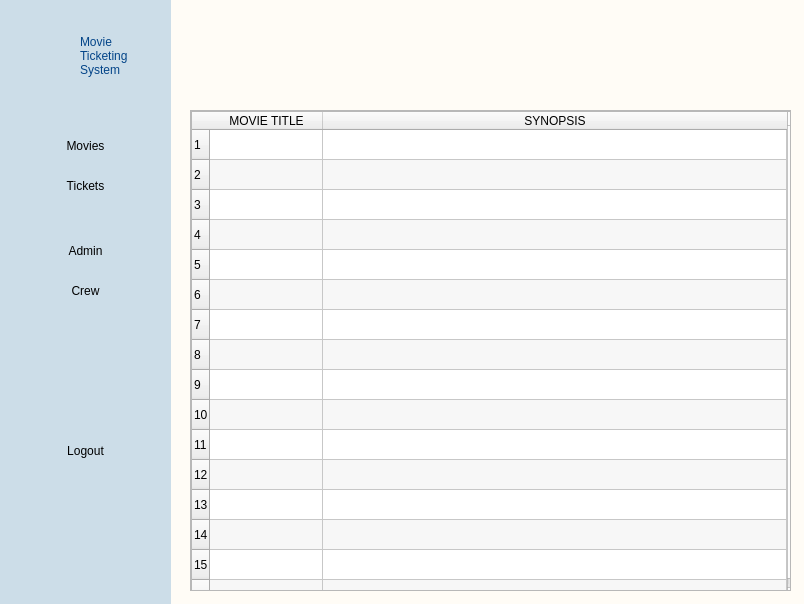
Old version of the form Ui_Files/movie_list.ui in the repository edejeed/Movie-Ticketing.
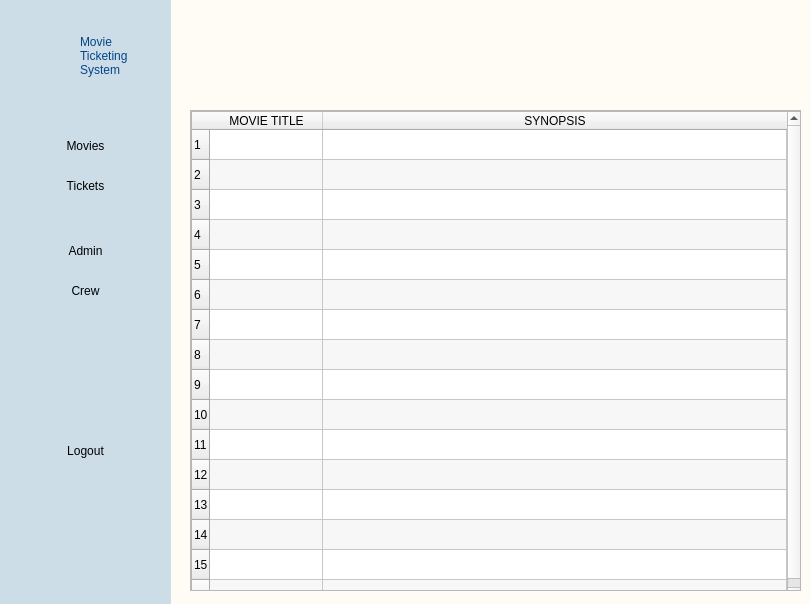
New version of the form. Icons and pictures are not drawn.

Commit message: add functionality for movielist, add edit for movies

What changed in the file:
```diff
--- a/Ui_Files/movie_list.ui
+++ b/Ui_Files/movie_list.ui
@@ -6,7 +6,7 @@
    <rect>
     <x>0</x>
     <y>0</y>
-    <width>804</width>
+    <width>810</width>
     <height>604</height>
    </rect>
   </property>
@@ -234,7 +234,7 @@
       <rect>
        <x>30</x>
        <y>110</y>
-       <width>601</width>
+       <width>611</width>
        <height>481</height>
       </rect>
      </property>
@@ -246,7 +246,7 @@
        <rect>
         <x>0</x>
         <y>0</y>
-        <width>599</width>
+        <width>609</width>
         <height>479</height>
        </rect>
       </property>
```
The commit also changes 7 other files.
